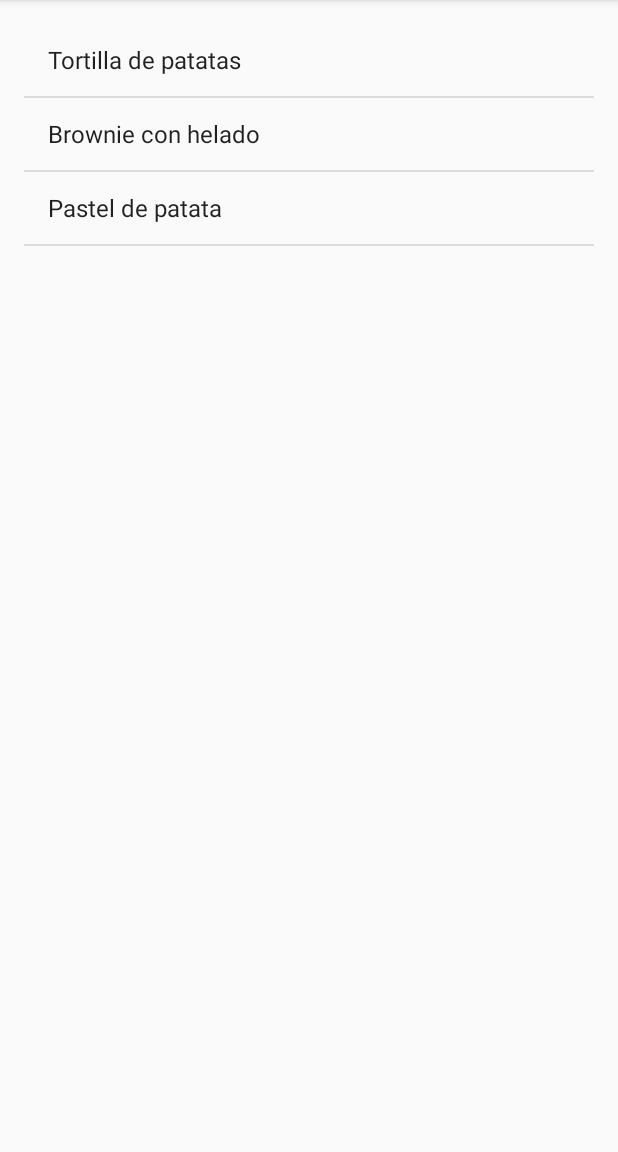
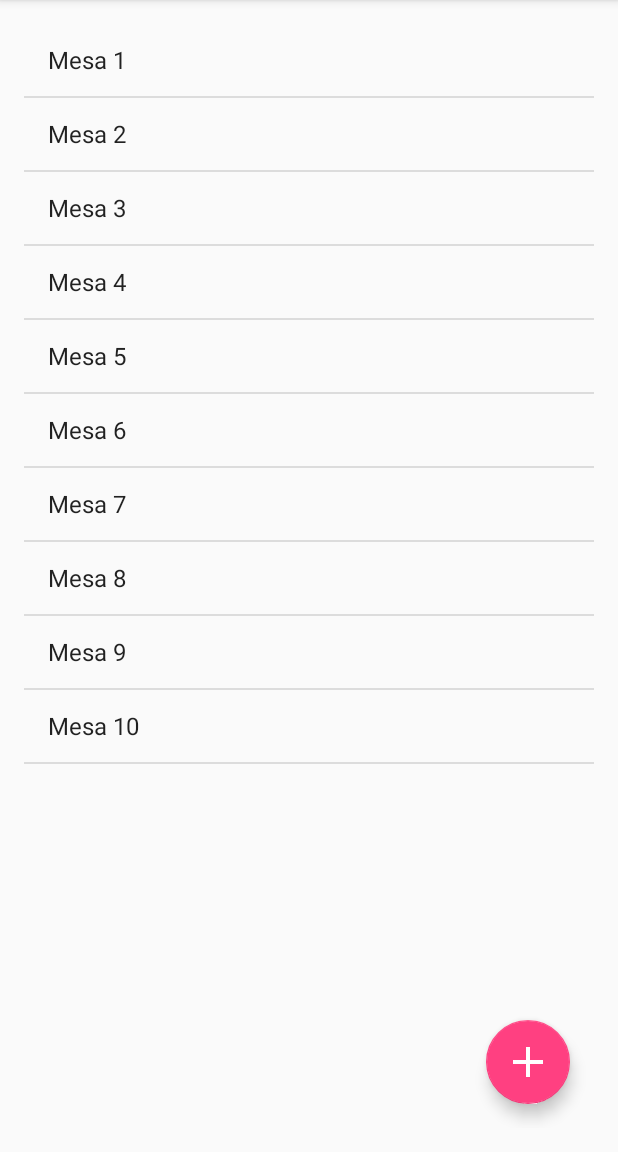
Before and after one commit to amdaza/Did-U-Order, an Android app: the screen it shows after launch (TablesActivity), on a phone screen of 412 x 824 dp, the part 84-1236 px from its top. Run offline under Robolectric (Android 15) with nearby library versions, the phone set to English and light mode, and no system bars.

Commit message:
Display tables (10 by default) Added plus icon (still not working)

```diff
--- a/DidUOrder/app/src/main/java/io/keepcoding/diduorder/fragment/TableListFragment.java
+++ b/DidUOrder/app/src/main/java/io/keepcoding/diduorder/fragment/TableListFragment.java
@@ -12,6 +12,8 @@ import android.widget.ListView;
 import io.keepcoding.diduorder.R;
 import io.keepcoding.diduorder.model.Plate;
 import io.keepcoding.diduorder.model.Plates;
+import io.keepcoding.diduorder.model.Table;
+import io.keepcoding.diduorder.model.Tables;
 
 /**
  * Created by Alicia on 11/12/2016.
@@ -26,17 +28,18 @@ public class TableListFragment extends Fragment {
 
         View root = inflater.inflate(R.layout.fragment_table_list, container, false);
 
-                // Access to ListView
+        // Access to ListView
         ListView listView = (ListView) root.findViewById(android.R.id.list);
 
         // Create model
-        Plates plates = new Plates();
+        String tableName = getResources().getString(R.string.table);
+        Tables tables = new Tables(tableName, 10);
 
         // Create adapter to link model with list
-        ArrayAdapter<Plate> adapter = new ArrayAdapter<Plate>(
+        ArrayAdapter<Table> adapter = new ArrayAdapter<Table>(
                 getActivity(),
                 android.R.layout.simple_list_item_1,
-                plates.getPlates()
+                tables.getTables()
         );
 
         // Assign adapter to list
--- /dev/null
+++ b/DidUOrder/app/src/main/java/io/keepcoding/diduorder/model/Table.java
@@ -0,0 +1,37 @@
+package io.keepcoding.diduorder.model;
+
+import java.util.HashMap;
+import java.util.LinkedHashMap;
+
+
+/**
+ * Created by Alicia on 11/12/2016.
+ */
+
+public class Table {
+    private String mBaseName;
+    private int mPosition;
+    private HashMap<Plate, Integer> mPlates;
+
+    public Table(String baseName, int position){
+        mBaseName = baseName;
+        mPosition = position;
+        mPlates = new LinkedHashMap<>();
+    }
+
+    public Table emptyTable(){
+        mPlates = new LinkedHashMap<>();
+        return this;
+    }
+
+    public Table addPlate(Plate plate){
+        int plateCount = mPlates.get(plate);
+        mPlates.put(plate, plateCount + 1);
+        return this;
+    }
+
+    public String toString(){
+        String name = mBaseName.substring(0, 1).toUpperCase() + mBaseName.substring(1);
+        return name + " " + (mPosition + 1);
+    }
+}
--- /dev/null
+++ b/DidUOrder/app/src/main/java/io/keepcoding/diduorder/model/Tables.java
@@ -0,0 +1,23 @@
+package io.keepcoding.diduorder.model;
+
+import java.util.ArrayList;
+
+/**
+ * Created by Alicia on 11/12/2016.
+ */
+
+public class Tables {
+    private ArrayList mTables;
+
+    public Tables(String baseName, int quantity){
+        mTables = new ArrayList<>(quantity);
+        for (int i=0; i<quantity; i++){
+            Table table = new Table(baseName, i);
+            mTables.add(i, table);
+        }
+    }
+
+    public ArrayList getTables() {
+        return mTables;
+    }
+}
--- a/DidUOrder/app/src/main/res/layout/fragment_table_list.xml
+++ b/DidUOrder/app/src/main/res/layout/fragment_table_list.xml
@@ -1,7 +1,22 @@
 <?xml version="1.0" encoding="utf-8"?>
-<ListView xmlns:android="http://schemas.android.com/apk/res/android"
-          android:id="@android:id/list"
-          android:layout_width="match_parent"
-          android:layout_height="match_parent">
+<android.support.design.widget.CoordinatorLayout
+    xmlns:android="http://schemas.android.com/apk/res/android"
+    android:layout_width="match_parent"
+    android:layout_height="match_parent">
 
-</ListView>
+    <ListView
+        android:id="@android:id/list"
+        android:layout_width="match_parent"
+        android:layout_height="match_parent">
+
+    </ListView>
+
+    <android.support.design.widget.FloatingActionButton
+        android:id="@+id/add_button"
+        android:layout_width="wrap_content"
+        android:layout_height="wrap_content"
+        android:layout_gravity="bottom|right"
+        android:layout_margin="@dimen/activity_horizontal_margin"
+        android:src="@drawable/ic_plus"/>
+
+</android.support.design.widget.CoordinatorLayout>
--- a/DidUOrder/app/src/main/res/values/strings.xml
+++ b/DidUOrder/app/src/main/res/values/strings.xml
@@ -1,3 +1,4 @@
 <resources>
     <string name="app_name">DidUOrder</string>
+    <string name="table">mesa</string>
 </resources>
```
Also changed, not shown: DidUOrder/app/build.gradle (+5 -2 lines), DidUOrder/app/src/main/java/io/keepcoding/diduorder/activity/PlatesActivity.java (+15 -1 lines), DidUOrder/app/src/main/java/io/keepcoding/diduorder/fragment/PlateListFragment.java (added, +66 -0 lines), DidUOrder/app/src/main/res/layout/fragment_plate_list.xml (added, +13 -0 lines), DidUOrder/app/src/main/res/drawable/ic_plus.png (added).
